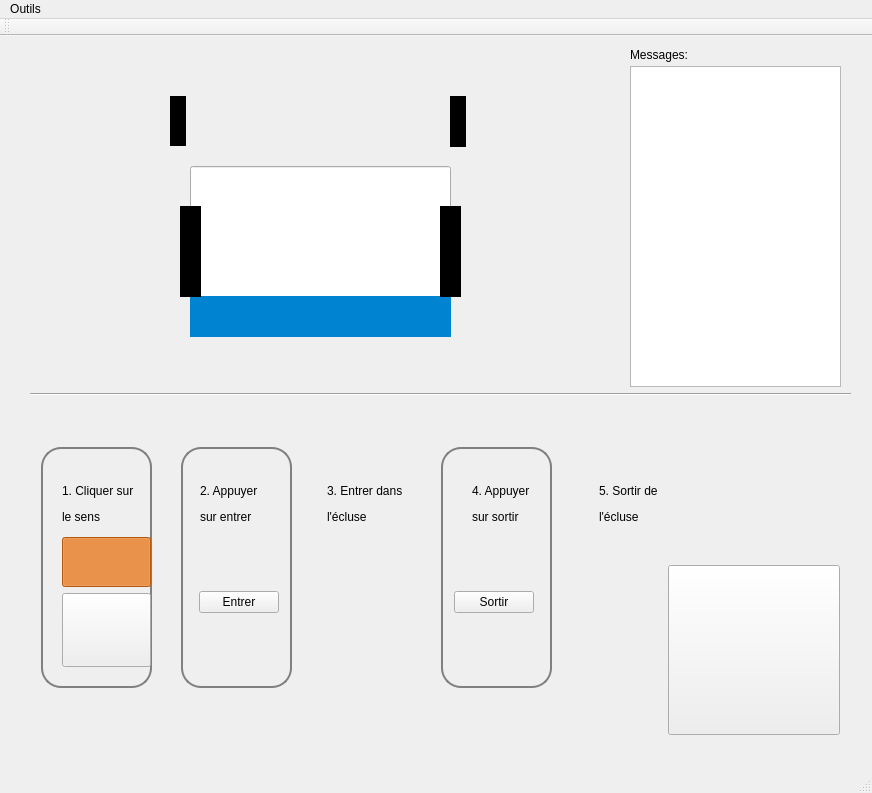
Above: mainwindow.ui from VConstans/IHMEcluse before the change. Below: the same form after it.
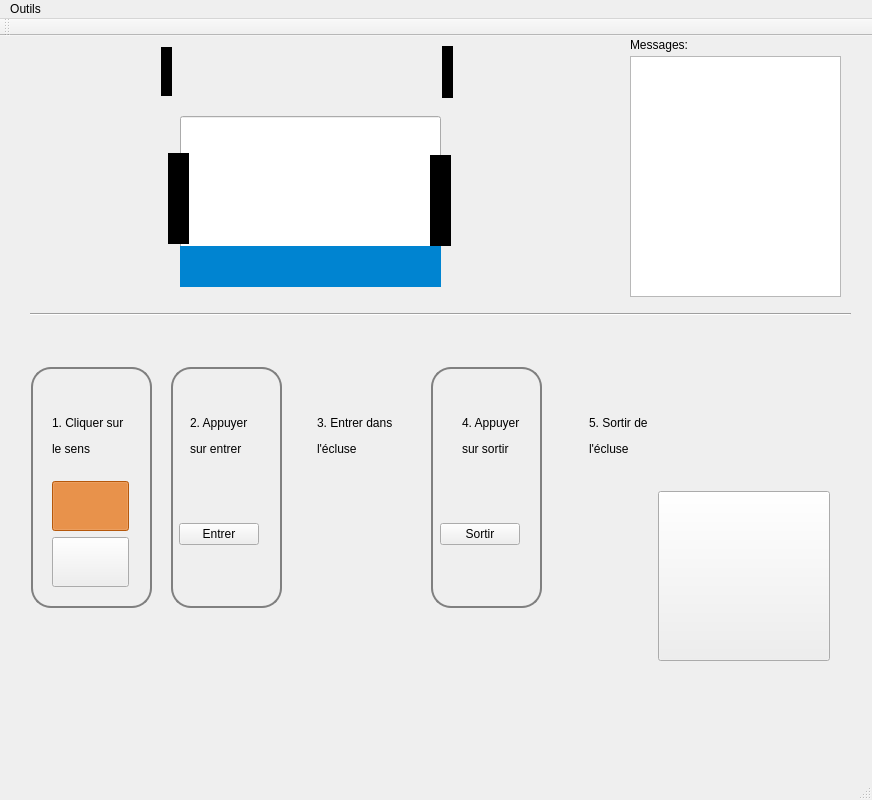
That is the form after the change. The open tabs and pages were chosen to show the change. Icons and pictures are not drawn. Custom widgets are drawn as their Qt base class.

Patch:
```diff
--- a/mainwindow.ui
+++ b/mainwindow.ui
@@ -7,7 +7,7 @@
     <x>0</x>
     <y>0</y>
     <width>872</width>
-    <height>793</height>
+    <height>800</height>
    </rect>
   </property>
   <property name="windowTitle">
@@ -17,10 +17,10 @@
    <widget class="QWidget" name="layoutWidget">
     <property name="geometry">
      <rect>
-      <x>10</x>
-      <y>370</y>
+      <x>0</x>
+      <y>290</y>
       <width>841</width>
-      <height>361</height>
+      <height>371</height>
      </rect>
     </property>
     <layout class="QVBoxLayout" name="verticalLayout">
@@ -40,7 +40,7 @@
             <rect>
              <x>20</x>
              <y>30</y>
-             <width>111</width>
+             <width>121</width>
              <height>241</height>
             </rect>
            </property>
@@ -159,6 +159,9 @@
                <layout class="QVBoxLayout" name="verticalLayout_2">
                 <item>
                  <widget class="QPushButton" name="buttonMontant">
+                  <property name="enabled">
+                   <bool>true</bool>
+                  </property>
                   <property name="minimumSize">
                    <size>
                     <width>77</width>
@@ -210,8 +213,8 @@
                  <widget class="QPushButton" name="buttonAvalant">
                   <property name="minimumSize">
                    <size>
-                    <width>89</width>
-                    <height>74</height>
+                    <width>77</width>
+                    <height>50</height>
                    </size>
                   </property>
                   <property name="styleSheet">
@@ -835,10 +838,10 @@
    <widget class="QLabel" name="vanneAvalant">
     <property name="geometry">
      <rect>
-      <x>450</x>
-      <y>60</y>
-      <width>16</width>
-      <height>51</height>
+      <x>442</x>
+      <y>10</y>
+      <width>11</width>
+      <height>52</height>
      </rect>
     </property>
     <property name="styleSheet">
@@ -856,8 +859,8 @@
    <widget class="QLabel" name="porteAvalant">
     <property name="geometry">
      <rect>
-      <x>440</x>
-      <y>170</y>
+      <x>430</x>
+      <y>119</y>
       <width>21</width>
       <height>91</height>
      </rect>
@@ -874,8 +877,8 @@
    <widget class="QLabel" name="porteMontant">
     <property name="geometry">
      <rect>
-      <x>180</x>
-      <y>170</y>
+      <x>168</x>
+      <y>117</y>
       <width>21</width>
       <height>91</height>
      </rect>
@@ -892,8 +895,8 @@
    <widget class="QProgressBar" name="waterLevel">
     <property name="geometry">
      <rect>
-      <x>190</x>
-      <y>130</y>
+      <x>180</x>
+      <y>80</y>
       <width>261</width>
       <height>171</height>
      </rect>
@@ -903,7 +906,7 @@
     </property>
     <property name="styleSheet">
      <string notr="true">QProgressBar::chunk {
-     background-color: rgb(0, 131, 208) ;
+     background-color: rgb(0, 132, 209);
 
  }</string>
     </property>
@@ -923,10 +926,10 @@
    <widget class="QLabel" name="vanneMontant">
     <property name="geometry">
      <rect>
-      <x>170</x>
-      <y>60</y>
-      <width>16</width>
-      <height>50</height>
+      <x>161</x>
+      <y>11</y>
+      <width>11</width>
+      <height>49</height>
      </rect>
     </property>
     <property name="minimumSize">
@@ -956,27 +959,27 @@
    <widget class="SignalLum" name="feuMontant">
     <property name="geometry">
      <rect>
-      <x>70</x>
-      <y>280</y>
-      <width>71</width>
-      <height>31</height>
-     </rect>
-    </property>
-    <property name="text">
-     <string/>
-    </property>
-    <property name="pixmap">
-     <pixmap resource="images.qrc">:/images/feu_rouge.png</pixmap>
-    </property>
-    <property name="scaledContents">
-     <bool>true</bool>
-    </property>
-   </widget>
-   <widget class="QLabel" name="ecluse">
-    <property name="geometry">
-     <rect>
       <x>60</x>
-      <y>60</y>
+      <y>230</y>
+      <width>71</width>
+      <height>31</height>
+     </rect>
+    </property>
+    <property name="text">
+     <string/>
+    </property>
+    <property name="pixmap">
+     <pixmap resource="images.qrc">:/images/feu_rouge.png</pixmap>
+    </property>
+    <property name="scaledContents">
+     <bool>true</bool>
+    </property>
+   </widget>
+   <widget class="QLabel" name="ecluse">
+    <property name="geometry">
+     <rect>
+      <x>50</x>
+      <y>10</y>
       <width>521</width>
       <height>251</height>
      </rect>
@@ -1003,8 +1006,8 @@
    <widget class="SignalLum" name="feuAvalant">
     <property name="geometry">
      <rect>
-      <x>490</x>
-      <y>280</y>
+      <x>480</x>
+      <y>230</y>
       <width>71</width>
       <height>31</height>
      </rect>
@@ -1025,7 +1028,7 @@
       <x>610</x>
       <y>20</y>
       <width>251</width>
-      <height>341</height>
+      <height>241</height>
      </rect>
     </property>
     <property name="currentIndex">
@@ -1043,24 +1046,13 @@
       </property>
      </widget>
     </widget>
-    <widget class="QWidget" name="page_2">
-     <widget class="QTextBrowser" name="messageDisplayMan">
-      <property name="geometry">
-       <rect>
-        <x>20</x>
-        <y>10</y>
-        <width>211</width>
-        <height>321</height>
-       </rect>
-      </property>
-     </widget>
-    </widget>
+    <widget class="QWidget" name="page_2"/>
    </widget>
    <widget class="QLabel" name="label_7">
     <property name="geometry">
      <rect>
       <x>630</x>
-      <y>10</y>
+      <y>0</y>
       <width>71</width>
       <height>17</height>
      </rect>
@@ -1073,7 +1065,7 @@
     <property name="geometry">
      <rect>
       <x>30</x>
-      <y>350</y>
+      <y>270</y>
       <width>821</width>
       <height>16</height>
      </rect>
@@ -1082,6 +1074,16 @@
      <enum>Qt::Horizontal</enum>
     </property>
    </widget>
+   <widget class="QTextBrowser" name="messageDisplayMan">
+    <property name="geometry">
+     <rect>
+      <x>630</x>
+      <y>20</y>
+      <width>211</width>
+      <height>241</height>
+     </rect>
+    </property>
+   </widget>
    <zorder>ecluse</zorder>
    <zorder>feuMontant</zorder>
    <zorder>feuAvalant</zorder>
```
Left out of the diff: 27 changed lines with no effect on the pictures.
